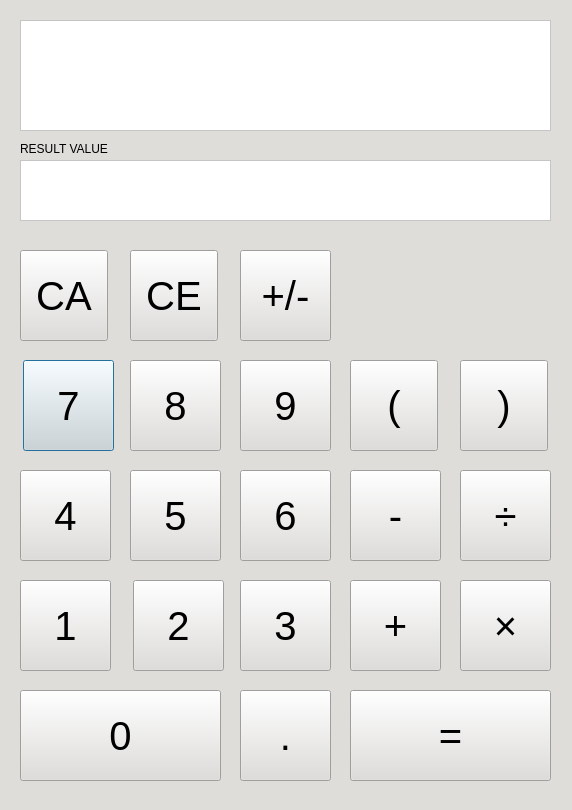
The window that calculator.ui (GueHoJung88/PyQt_Calculator) describes before a commit, drawn with Qt 5.
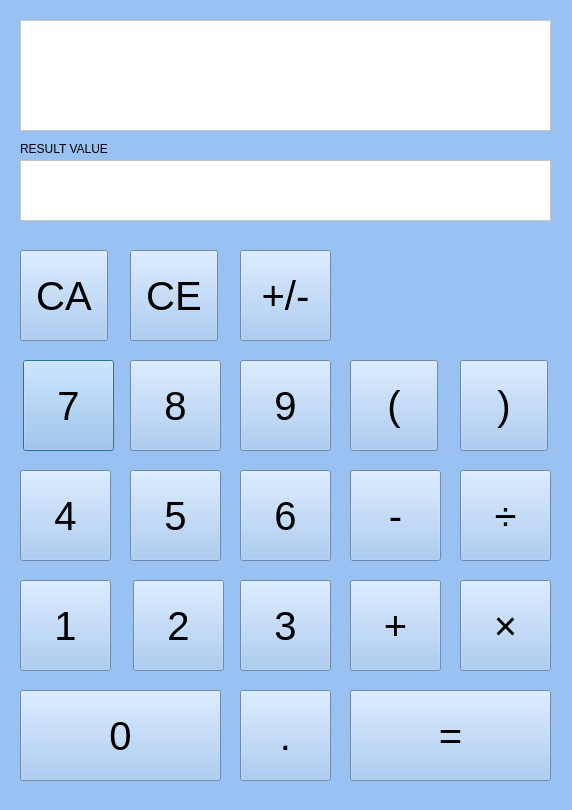
The same window after the commit.

Commit message: refactor correct spell

```diff
--- a/calculator.ui
+++ b/calculator.ui
@@ -17,7 +17,7 @@
    <bool>false</bool>
   </property>
   <property name="styleSheet">
-   <string notr="true">background-color: rgb(222, 221, 218);</string>
+   <string notr="true">background-color: rgb(153, 193, 241);</string>
   </property>
   <widget class="QTextEdit" name="calEdit">
    <property name="geometry">
```
Left out of the diff: 4 changed lines with no effect on the pictures. The commit also changes 1 other file.
